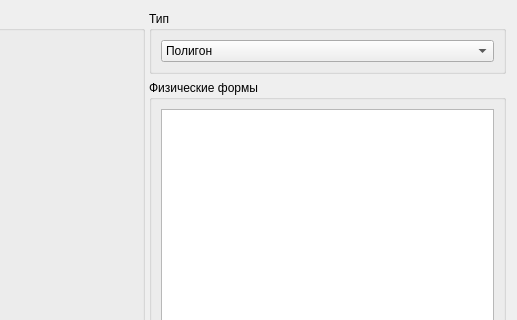
Ingener74/White-Albatross, file GhastlyLion/GhastlyLion.ui: the form before one commit; both pictures show x 628 to 1145 and y 0 to 320 of the 1145 by 886 pixel window.
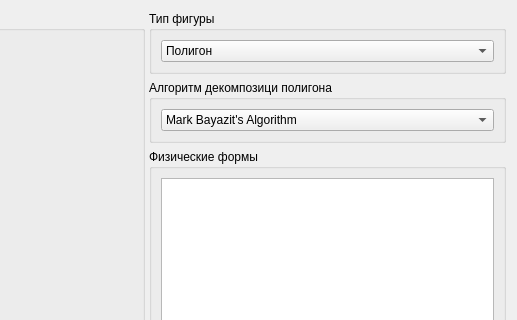
The form after the commit. Icons and pictures are not drawn.

Commit message: написал сохранение внешнего полигона в json файл

The edit to the form file:
```diff
--- a/GhastlyLion/GhastlyLion.ui
+++ b/GhastlyLion/GhastlyLion.ui
@@ -183,7 +183,7 @@
        <item>
         <widget class="QGroupBox" name="groupBox_3">
          <property name="title">
-          <string>Тип</string>
+          <string>Тип фигуры</string>
          </property>
          <layout class="QVBoxLayout" name="verticalLayout_2">
           <item>
@@ -208,6 +208,24 @@
          </layout>
         </widget>
        </item>
+       <item>
+        <widget class="QGroupBox" name="groupBox_5">
+         <property name="title">
+          <string>Алгоритм декомпозици полигона</string>
+         </property>
+         <layout class="QVBoxLayout" name="verticalLayout_6">
+          <item>
+           <widget class="QComboBox" name="comboBox">
+            <item>
+             <property name="text">
+              <string>Mark Bayazit's Algorithm</string>
+             </property>
+            </item>
+           </widget>
+          </item>
+         </layout>
+        </widget>
+       </item>
        <item>
         <widget class="QGroupBox" name="groupBox_4">
          <property name="title">
```
The commit also changes 3 other files.
